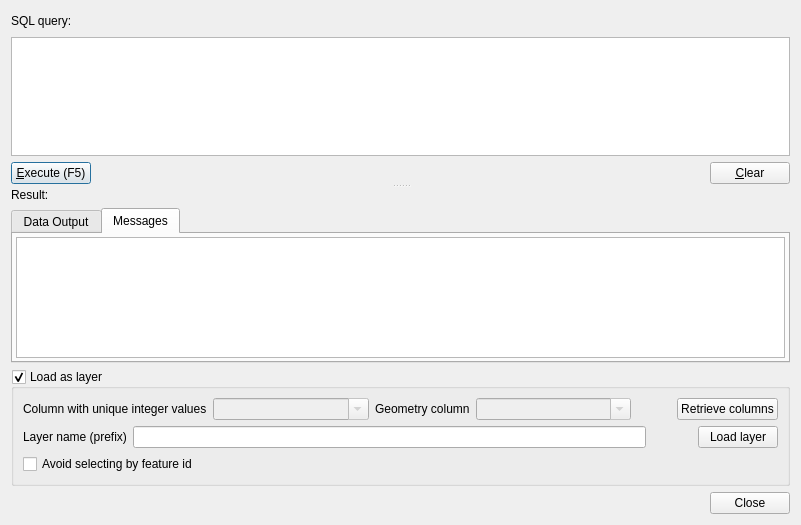
First picture: the form in src/ui/qgsdbquerydialog.ui, repository nyalldawson/Quantum-GIS, before the edit.
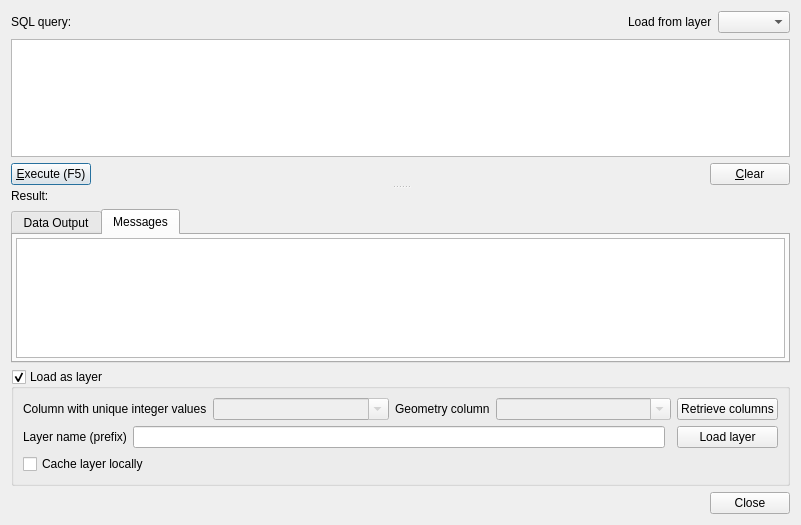
Second picture: the form after the edit. Custom widgets are drawn as their Qt base class.

Commit message: Layer loading

```diff
--- a/src/ui/qgsdbquerydialog.ui
+++ b/src/ui/qgsdbquerydialog.ui
@@ -14,7 +14,7 @@
    <string>SQL Query</string>
   </property>
   <layout class="QGridLayout" name="gridLayout_2">
-   <item row="0" column="0">
+   <item row="1" column="0">
     <widget class="QSplitter" name="splitter">
      <property name="orientation">
       <enum>Qt::Vertical</enum>
@@ -43,6 +43,16 @@
            </property>
           </spacer>
          </item>
+         <item>
+          <widget class="QLabel" name="label_6">
+           <property name="text">
+            <string>Load from layer</string>
+           </property>
+          </widget>
+         </item>
+         <item>
+          <widget class="QgsMapLayerComboBox" name="mLayerComboBox"/>
+         </item>
         </layout>
        </item>
        <item>
@@ -150,7 +160,7 @@
      </widget>
     </widget>
    </item>
-   <item row="2" column="0">
+   <item row="3" column="0">
     <widget class="QDialogButtonBox" name="mButtonBox">
      <property name="orientation">
       <enum>Qt::Horizontal</enum>
@@ -160,7 +170,7 @@
      </property>
     </widget>
    </item>
-   <item row="1" column="0">
+   <item row="2" column="0">
     <widget class="QGroupBox" name="loadAsLayerGroup">
      <property name="sizePolicy">
       <sizepolicy hsizetype="Preferred" vsizetype="Preferred">
@@ -178,12 +188,45 @@
       <bool>true</bool>
      </property>
      <layout class="QGridLayout" name="gridLayout">
-      <item row="0" column="0">
+      <item row="1" column="0">
        <widget class="QWidget" name="loadAsLayerWidget" native="true">
         <layout class="QGridLayout" name="gridLayout_3">
          <property name="margin">
           <number>0</number>
          </property>
+         <item row="1" column="0">
+          <layout class="QHBoxLayout" name="horizontalLayout_7">
+           <item>
+            <widget class="QLabel" name="label_5">
+             <property name="text">
+              <string>Layer name (prefix)</string>
+             </property>
+            </widget>
+           </item>
+           <item>
+            <widget class="QLineEdit" name="mLayerNameEdit">
+             <property name="enabled">
+              <bool>true</bool>
+             </property>
+             <property name="text">
+              <string notr="true"/>
+             </property>
+            </widget>
+           </item>
+           <item>
+            <widget class="QWidget" name="layerTypeWidget" native="true">
+             <layout class="QHBoxLayout" name="horizontalLayout_3">
+              <property name="margin">
+               <number>0</number>
+              </property>
+             </layout>
+            </widget>
+           </item>
+          </layout>
+         </item>
+        </layout>
+       </widget>
+      </item>
          <item row="0" column="0">
           <layout class="QHBoxLayout" name="horizontalLayout_6">
            <item>
@@ -238,94 +281,29 @@
              </property>
             </widget>
            </item>
-           <item>
-            <spacer name="horizontalSpacer_5">
-             <property name="orientation">
-              <enum>Qt::Horizontal</enum>
-             </property>
-             <property name="sizeType">
-              <enum>QSizePolicy::Fixed</enum>
-             </property>
-             <property name="sizeHint" stdset="0">
-              <size>
-               <width>40</width>
-               <height>20</height>
-              </size>
-             </property>
-            </spacer>
-           </item>
-           <item>
+       </layout>
+      </item>
+      <item row="1" column="1">
+       <widget class="QPushButton" name="mLoadLayerButton">
+        <property name="text">
+         <string>Load layer</string>
+        </property>
+       </widget>
+      </item>
+      <item row="0" column="1">
             <widget class="QPushButton" name="mRetrieveColumnsButton">
              <property name="text">
               <string>Retrieve columns</string>
              </property>
             </widget>
            </item>
-          </layout>
-         </item>
-         <item row="1" column="0">
-          <layout class="QHBoxLayout" name="horizontalLayout_7">
-           <item>
-            <widget class="QLabel" name="label_5">
-             <property name="text">
-              <string>Layer name (prefix)</string>
-             </property>
-            </widget>
-           </item>
-           <item>
-            <widget class="QLineEdit" name="layerNameEdit">
-             <property name="enabled">
-              <bool>true</bool>
-             </property>
-             <property name="text">
-              <string notr="true"/>
-             </property>
-            </widget>
-           </item>
-           <item>
-            <widget class="QWidget" name="layerTypeWidget" native="true">
-             <layout class="QHBoxLayout" name="horizontalLayout_3">
-              <property name="margin">
-               <number>0</number>
-              </property>
-              <item>
-               <spacer name="horizontalSpacer_6">
-                <property name="orientation">
-                 <enum>Qt::Horizontal</enum>
-                </property>
-                <property name="sizeType">
-                 <enum>QSizePolicy::Fixed</enum>
-                </property>
-                <property name="sizeHint" stdset="0">
-                 <size>
-                  <width>40</width>
-                  <height>20</height>
-                 </size>
-                </property>
-               </spacer>
-              </item>
-             </layout>
-            </widget>
-           </item>
-           <item>
-            <widget class="QPushButton" name="loadLayerBtn">
-             <property name="text">
-              <string>Load layer</string>
-             </property>
-            </widget>
-           </item>
-          </layout>
-         </item>
-        </layout>
-       </widget>
-      </item>
-      <item row="1" column="0">
-       <widget class="QCheckBox" name="avoidSelectById">
+      <item row="2" column="0" colspan="2">
+       <widget class="QCheckBox" name="mCacheCheckBox">
         <property name="toolTip">
          <string>&lt;html&gt;&lt;head/&gt;&lt;body&gt;&lt;p&gt;Avoid selecting feature by id. Sometimes - especially when running expensive queries/views - fetching the data sequentially instead of fetching features by id can be much quicker.&lt;/p&gt;&lt;/body&gt;&lt;/html&gt;</string>
         </property>
         <property name="text">
-         <string>Avoid selecting by feature id</string>
+         <string>Cache layer locally</string>
         </property>
        </widget>
       </item>
@@ -340,6 +318,11 @@
    <extends>QTextEdit</extends>
    <header>qgscodeeditorsql.h</header>
   </customwidget>
+  <customwidget>
+   <class>QgsMapLayerComboBox</class>
+   <extends>QComboBox</extends>
+   <header location="global">qgsmaplayercombobox.h</header>
+  </customwidget>
  </customwidgets>
  <tabstops>
   <tabstop>mExecuteButton</tabstop>
```
Left out of the diff: 2 changed lines with no effect on the pictures. Lines whose indentation alone changed are shown as unchanged. The commit also changes 2 other files.
